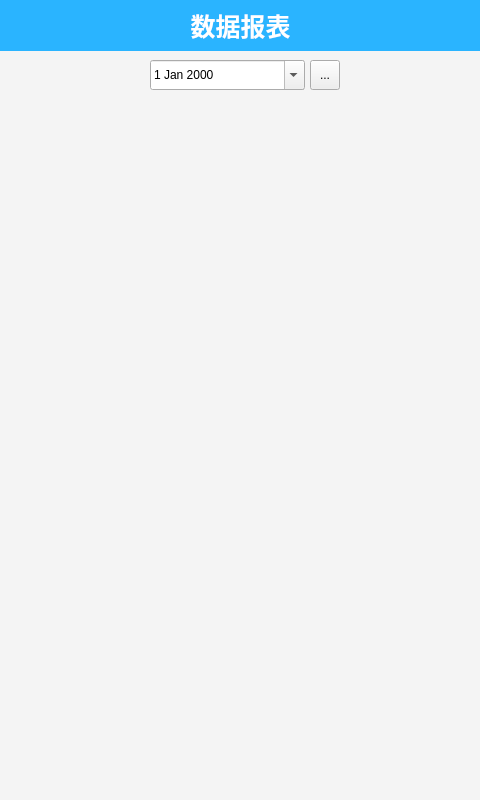
Old version of the form TaskManager/View/datashowdtl.ui in the repository xingyimen/GanShiTaskManager.
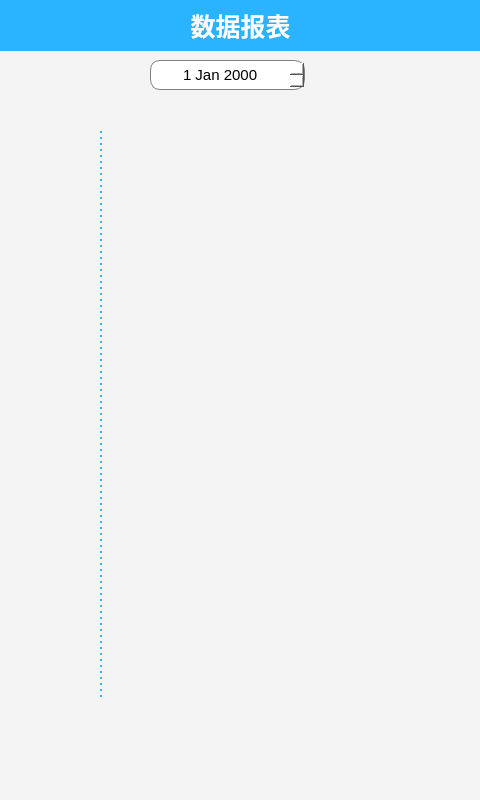
New version of the form. Icons and pictures are not drawn.

Patch:
```diff
--- a/TaskManager/View/datashowdtl.ui
+++ b/TaskManager/View/datashowdtl.ui
@@ -55,6 +55,11 @@
      <height>740</height>
     </size>
    </property>
+   <property name="styleSheet">
+    <string notr="true">QWidget#widget{
+	background-color: rgb(244, 244, 244);
+}</string>
+   </property>
    <widget class="QLabel" name="label_4">
     <property name="geometry">
      <rect>
@@ -94,17 +99,6 @@
      <set>Qt::AlignCenter</set>
     </property>
    </widget>
-   <widget class="QWidget" name="verticalLayoutWidget_2">
-    <property name="geometry">
-     <rect>
-      <x>0</x>
-      <y>110</y>
-      <width>481</width>
-      <height>631</height>
-     </rect>
-    </property>
-    <layout class="QVBoxLayout" name="verticalLayout_3"/>
-   </widget>
    <widget class="QDateEdit" name="dateEdit">
     <property name="geometry">
      <rect>
@@ -120,8 +114,27 @@
       <height>30</height>
      </size>
     </property>
+    <property name="styleSheet">
+     <string notr="true">QDateEdit{
+border: 1px solid gray;
+border-radius: 10px;
+font-family: Segoe UI;
+font:15px;
+background-color:white;
+}
+QDateEdit::up-button{
+image: url(:/menu/res/upbutton.png);
+}
+QDateEdit::down-button{
+image: url(:/menu/res/downbutton.png);
+}
+</string>
+    </property>
+    <property name="alignment">
+     <set>Qt::AlignCenter</set>
+    </property>
     <property name="calendarPopup">
-     <bool>true</bool>
+     <bool>false</bool>
     </property>
    </widget>
    <widget class="QToolButton" name="toolButton_date">
@@ -146,10 +159,84 @@
      </size>
     </property>
     <property name="styleSheet">
-     <string notr="true">border-image: url(:/menu/res/date.svg);</string>
+     <string notr="true">border-radius: 4px</string>
     </property>
     <property name="text">
-     <string>...</string>
+     <string/>
+    </property>
+    <property name="icon">
+     <iconset resource="../res.qrc">
+      <normaloff>:/menu/res/date.png</normaloff>:/menu/res/date.png</iconset>
+    </property>
+    <property name="iconSize">
+     <size>
+      <width>30</width>
+      <height>30</height>
+     </size>
+    </property>
+   </widget>
+   <widget class="QGraphicsView" name="DatagraphicsView">
+    <property name="geometry">
+     <rect>
+      <x>0</x>
+      <y>100</y>
+      <width>480</width>
+      <height>640</height>
+     </rect>
+    </property>
+    <property name="minimumSize">
+     <size>
+      <width>480</width>
+      <height>640</height>
+     </size>
+    </property>
+    <property name="maximumSize">
+     <size>
+      <width>480</width>
+      <height>640</height>
+     </size>
+    </property>
+    <property name="styleSheet">
+     <string notr="true">QGraphicsView{
+border:0px solid white;
+background-color : rgb(244, 244, 244);
+}</string>
+    </property>
+    <property name="verticalScrollBarPolicy">
+     <enum>Qt::ScrollBarAlwaysOff</enum>
+    </property>
+    <property name="horizontalScrollBarPolicy">
+     <enum>Qt::ScrollBarAlwaysOff</enum>
+    </property>
+    <property name="alignment">
+     <set>Qt::AlignHCenter|Qt::AlignTop</set>
+    </property>
+    <property name="dragMode">
+     <enum>QGraphicsView::ScrollHandDrag</enum>
+    </property>
+   </widget>
+   <widget class="Line" name="line">
+    <property name="geometry">
+     <rect>
+      <x>100</x>
+      <y>130</y>
+      <width>20</width>
+      <height>571</height>
+     </rect>
+    </property>
+    <property name="styleSheet">
+     <string notr="true">QFrame#line{
+	background-color: rgb(244, 244, 244);;
+    color:rgb(244, 244, 244);;
+    border-left: 2px dotted rgb(42, 180, 255);
+
+}</string>
+    </property>
+    <property name="frameShadow">
+     <enum>QFrame::Plain</enum>
+    </property>
+    <property name="orientation">
+     <enum>Qt::Vertical</enum>
     </property>
    </widget>
   </widget>
```
Left out of the diff: 4 changed lines with no effect on the pictures.
